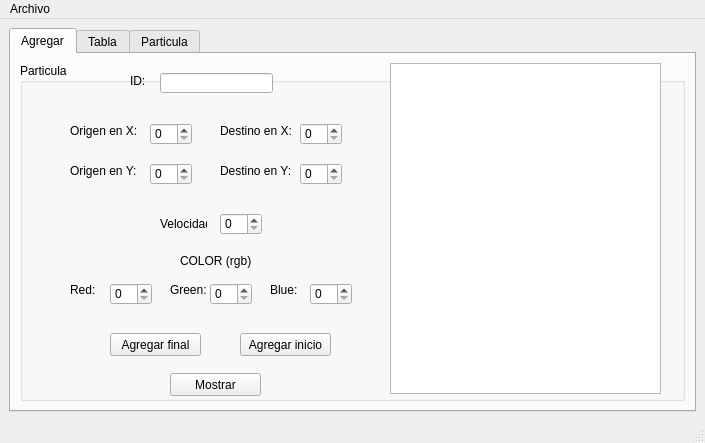
Before: the Qt Designer form mainwindow.ui in SeleneGRdz/Actividad_8, drawn with Qt 5.
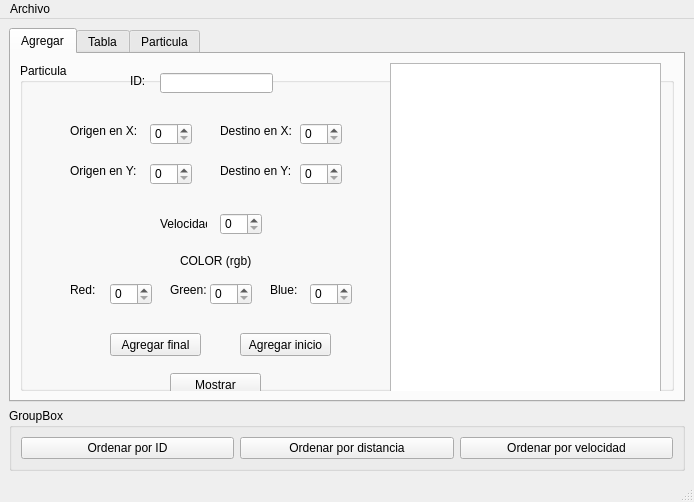
After: the same form once the commit is applied. The open tabs and pages were chosen to show the change.

Commit message: Se agregó el ordenamiento por ID, velocidad o distancia

The edit to the form file:
```diff
--- a/mainwindow.ui
+++ b/mainwindow.ui
@@ -6,8 +6,8 @@
    <rect>
     <x>0</x>
     <y>0</y>
-    <width>705</width>
-    <height>443</height>
+    <width>694</width>
+    <height>502</height>
    </rect>
   </property>
   <property name="windowTitle">
@@ -408,6 +408,36 @@
       </widget>
      </widget>
     </item>
+    <item row="1" column="0">
+     <widget class="QGroupBox" name="groupBox_2">
+      <property name="title">
+       <string>GroupBox</string>
+      </property>
+      <layout class="QGridLayout" name="gridLayout_5">
+       <item row="0" column="0">
+        <widget class="QPushButton" name="ordenar_id_pushButton">
+         <property name="text">
+          <string>Ordenar por ID</string>
+         </property>
+        </widget>
+       </item>
+       <item row="0" column="1">
+        <widget class="QPushButton" name="ordenar_distancia_pushButton">
+         <property name="text">
+          <string>Ordenar por distancia</string>
+         </property>
+        </widget>
+       </item>
+       <item row="0" column="2">
+        <widget class="QPushButton" name="ordenar_velocidad_pushButton">
+         <property name="text">
+          <string>Ordenar por velocidad</string>
+         </property>
+        </widget>
+       </item>
+      </layout>
+     </widget>
+    </item>
    </layout>
   </widget>
   <widget class="QStatusBar" name="statusbar"/>
@@ -416,7 +446,7 @@
     <rect>
      <x>0</x>
      <y>0</y>
-     <width>705</width>
+     <width>694</width>
      <height>21</height>
     </rect>
    </property>
```
Left out of the diff: 2 changed lines with no effect on the pictures. The commit also changes 9 other files.
